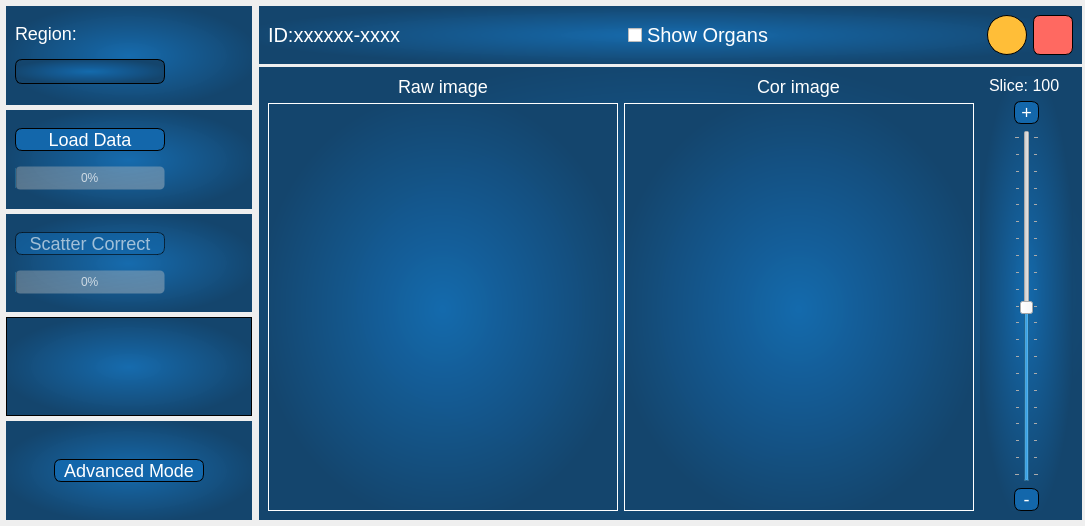
This is BachelorProjekt/mainwindow.ui in ChristianThingKnudsen/BachelorProject as Qt 5 draws it before an edit. The edited form follows.
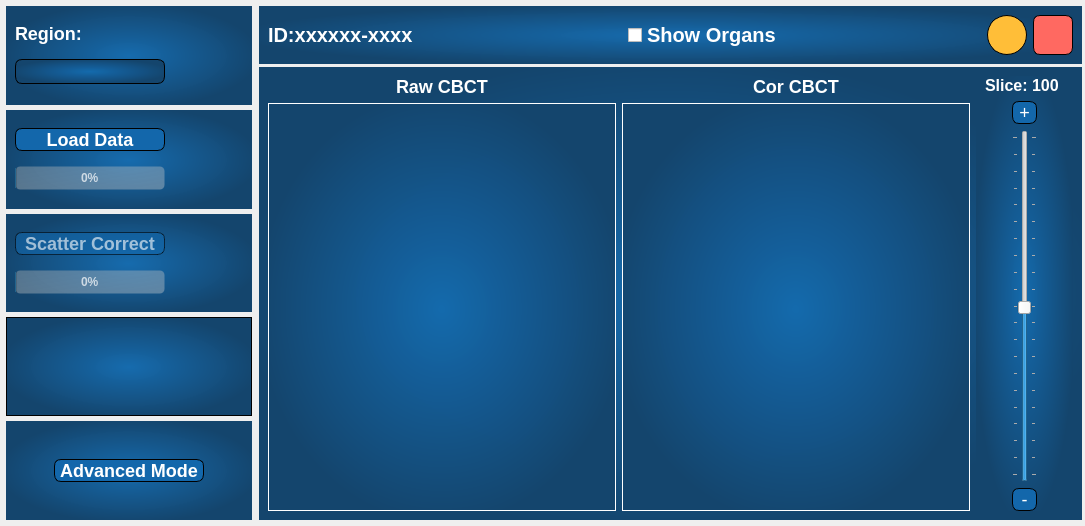
This is the edited form. Icons and pictures are not drawn. Custom widgets are drawn as their Qt base class.

Patch:
```diff
--- a/BachelorProjekt/mainwindow.ui
+++ b/BachelorProjekt/mainwindow.ui
@@ -58,6 +58,7 @@
          <property name="styleSheet">
           <string notr="true">QLabel{
 	font-size: 20px;
+	font-weight: bold;
 	background-color: rgba(0,0,0,0%)
 }</string>
          </property>
@@ -71,6 +72,7 @@
          <property name="styleSheet">
           <string notr="true">QCheckBox{
 	font-size: 20px;
+	font-weight: bold;
 	color: #ffffff;
 }</string>
          </property>
@@ -226,6 +228,7 @@
             <property name="styleSheet">
              <string notr="true">QLabel{
 	font-size: 18px;
+	font-weight: bold;
 	color:#ffffff;
 	background-color: rgba(0,0,0,0%)
 }</string>
@@ -302,6 +305,7 @@
             <property name="styleSheet">
              <string notr="true">QPushButton{
 	background-color: #1367AB;
+	font-weight: bold;
 	color: #ffffff;
 	font-size: 18px;
 	border-width: 1.4px;
@@ -330,6 +334,7 @@
             <property name="styleSheet">
              <string notr="true">QProgressBar{
 border: 1px solid transparent;
+font-weight: bold;
 text-align: center;
 color:rgba(255,255,255,70%);
 border-radius: 5px;
@@ -358,19 +363,30 @@
             <colorrole role="WindowText">
              <brush brushstyle="SolidPattern">
               <color alpha="255">
-               <red>0</red>
-               <green>0</green>
-               <blue>0</blue>
+               <red>255</red>
+               <green>255</green>
+               <blue>255</blue>
               </color>
              </brush>
             </colorrole>
             <colorrole role="Button">
-             <brush brushstyle="SolidPattern">
-              <color alpha="255">
-               <red>255</red>
-               <green>255</green>
-               <blue>255</blue>
-              </color>
+             <brush brushstyle="RadialGradientPattern">
+              <gradient centralx="0.500000000000000" centraly="0.500000000000000" focalx="0.499000000000000" focaly="0.505682000000000" radius="0.700000000000000" type="RadialGradient" spread="ReflectSpread" coordinatemode="ObjectBoundingMode">
+               <gradientstop position="0.000000000000000">
+                <color alpha="253">
+                 <red>20</red>
+                 <green>106</green>
+                 <blue>173</blue>
+                </color>
+               </gradientstop>
+               <gradientstop position="0.756757000000000">
+                <color alpha="255">
+                 <red>20</red>
+                 <green>69</green>
+                 <blue>109</blue>
+                </color>
+               </gradientstop>
+              </gradient>
              </brush>
             </colorrole>
             <colorrole role="Light">
@@ -412,9 +428,9 @@
             <colorrole role="Text">
              <brush brushstyle="SolidPattern">
               <color alpha="255">
-               <red>0</red>
-               <green>0</green>
-               <blue>0</blue>
+               <red>255</red>
+               <green>255</green>
+               <blue>255</blue>
               </color>
              </brush>
             </colorrole>
@@ -430,28 +446,50 @@
             <colorrole role="ButtonText">
              <brush brushstyle="SolidPattern">
               <color alpha="255">
-               <red>0</red>
-               <green>0</green>
-               <blue>0</blue>
+               <red>255</red>
+               <green>255</green>
+               <blue>255</blue>
               </color>
              </brush>
             </colorrole>
             <colorrole role="Base">
-             <brush brushstyle="SolidPattern">
-              <color alpha="255">
-               <red>255</red>
-               <green>255</green>
-               <blue>255</blue>
-              </color>
+             <brush brushstyle="RadialGradientPattern">
+              <gradient centralx="0.500000000000000" centraly="0.500000000000000" focalx="0.499000000000000" focaly="0.505682000000000" radius="0.700000000000000" type="RadialGradient" spread="ReflectSpread" coordinatemode="ObjectBoundingMode">
+               <gradientstop position="0.000000000000000">
+                <color alpha="253">
+                 <red>20</red>
+                 <green>106</green>
+                 <blue>173</blue>
+                </color>
+               </gradientstop>
+               <gradientstop position="0.756757000000000">
+                <color alpha="255">
+                 <red>20</red>
+                 <green>69</green>
+                 <blue>109</blue>
+                </color>
+               </gradientstop>
+              </gradient>
              </brush>
             </colorrole>
             <colorrole role="Window">
-             <brush brushstyle="SolidPattern">
-              <color alpha="255">
-               <red>255</red>
-               <green>255</green>
-               <blue>255</blue>
-              </color>
+             <brush brushstyle="RadialGradientPattern">
+              <gradient centralx="0.500000000000000" centraly="0.500000000000000" focalx="0.499000000000000" focaly="0.505682000000000" radius="0.700000000000000" type="RadialGradient" spread="ReflectSpread" coordinatemode="ObjectBoundingMode">
+               <gradientstop position="0.000000000000000">
+                <color alpha="253">
+                 <red>20</red>
+                 <green>106</green>
+                 <blue>173</blue>
+                </color>
+               </gradientstop>
+               <gradientstop position="0.756757000000000">
+                <color alpha="255">
+                 <red>20</red>
+                 <green>69</green>
+                 <blue>109</blue>
+                </color>
+               </gradientstop>
+              </gradient>
              </brush>
             </colorrole>
             <colorrole role="Shadow">
@@ -504,19 +542,30 @@
             <colorrole role="WindowText">
              <brush brushstyle="SolidPattern">
               <color alpha="255">
-               <red>0</red>
-               <green>0</green>
-               <blue>0</blue>
+               <red>255</red>
+               <green>255</green>
+               <blue>255</blue>
               </color>
              </brush>
             </colorrole>
             <colorrole role="Button">
-             <brush brushstyle="SolidPattern">
-              <color alpha="255">
-               <red>255</red>
-               <green>255</green>
-               <blue>255</blue>
-              </color>
+             <brush brushstyle="RadialGradientPattern">
+              <gradient centralx="0.500000000000000" centraly="0.500000000000000" focalx="0.499000000000000" focaly="0.505682000000000" radius="0.700000000000000" type="RadialGradient" spread="ReflectSpread" coordinatemode="ObjectBoundingMode">
+               <gradientstop position="0.000000000000000">
+                <color alpha="253">
+                 <red>20</red>
+                 <green>106</green>
+                 <blue>173</blue>
+                </color>
+               </gradientstop>
+               <gradientstop position="0.756757000000000">
+                <color alpha="255">
+                 <red>20</red>
+                 <green>69</green>
+                 <blue>109</blue>
+                </color>
+               </gradientstop>
+              </gradient>
              </brush>
             </colorrole>
             <colorrole role="Light">
@@ -558,9 +607,9 @@
             <colorrole role="Text">
              <brush brushstyle="SolidPattern">
               <color alpha="255">
-               <red>0</red>
-               <green>0</green>
-               <blue>0</blue>
+               <red>255</red>
+               <green>255</green>
+               <blue>255</blue>
               </color>
              </brush>
             </colorrole>
@@ -576,28 +625,50 @@
             <colorrole role="ButtonText">
              <brush brushstyle="SolidPattern">
               <color alpha="255">
-               <red>0</red>
-               <green>0</green>
-               <blue>0</blue>
+               <red>255</red>
+               <green>255</green>
+               <blue>255</blue>
               </color>
              </brush>
             </colorrole>
             <colorrole role="Base">
-             <brush brushstyle="SolidPattern">
-              <color alpha="255">
-               <red>255</red>
-               <green>255</green>
-               <blue>255</blue>
-              </color>
+             <brush brushstyle="RadialGradientPattern">
+              <gradient centralx="0.500000000000000" centraly="0.500000000000000" focalx="0.499000000000000" focaly="0.505682000000000" radius="0.700000000000000" type="RadialGradient" spread="ReflectSpread" coordinatemode="ObjectBoundingMode">
+               <gradientstop position="0.000000000000000">
+                <color alpha="253">
+                 <red>20</red>
+                 <green>106</green>
+                 <blue>173</blue>
+                </color>
+               </gradientstop>
+               <gradientstop position="0.756757000000000">
+                <color alpha="255">
+                 <red>20</red>
+                 <green>69</green>
+                 <blue>109</blue>
+                </color>
+               </gradientstop>
+              </gradient>
              </brush>
             </colorrole>
             <colorrole role="Window">
-             <brush brushstyle="SolidPattern">
-              <color alpha="255">
-               <red>255</red>
-               <green>255</green>
-               <blue>255</blue>
-              </color>
+             <brush brushstyle="RadialGradientPattern">
+              <gradient centralx="0.500000000000000" centraly="0.500000000000000" focalx="0.499000000000000" focaly="0.505682000000000" radius="0.700000000000000" type="RadialGradient" spread="ReflectSpread" coordinatemode="ObjectBoundingMode">
+               <gradientstop position="0.000000000000000">
+                <color alpha="253">
+                 <red>20</red>
+                 <green>106</green>
+                 <blue>173</blue>
+                </color>
+               </gradientstop>
+               <gradientstop position="0.756757000000000">
+                <color alpha="255">
+                 <red>20</red>
+                 <green>69</green>
+                 <blue>109</blue>
+                </color>
+               </gradientstop>
+              </gradient>
              </brush>
             </colorrole>
             <colorrole role="Shadow">
@@ -650,19 +721,30 @@
             <colorrole role="WindowText">
              <brush brushstyle="SolidPattern">
               <color alpha="255">
-               <red>127</red>
-               <green>127</green>
-               <blue>127</blue>
+               <red>255</red>
+               <green>255</green>
+               <blue>255</blue>
               </color>
              </brush>
             </colorrole>
             <colorrole role="Button">
-             <brush brushstyle="SolidPattern">
-              <color alpha="255">
-               <red>255</red>
-               <green>255</green>
-               <blue>255</blue>
-              </color>
+             <brush brushstyle="RadialGradientPattern">
+              <gradient centralx="0.500000000000000" centraly="0.500000000000000" focalx="0.499000000000000" focaly="0.505682000000000" radius="0.700000000000000" type="RadialGradient" spread="ReflectSpread" coordinatemode="ObjectBoundingMode">
+               <gradientstop position="0.000000000000000">
+                <color alpha="253">
+                 <red>20</red>
+                 <green>106</green>
+                 <blue>173</blue>
+                </color>
+               </gradientstop>
+               <gradientstop position="0.756757000000000">
+                <color alpha="255">
+                 <red>20</red>
+                 <green>69</green>
+                 <blue>109</blue>
+                </color>
+               </gradientstop>
+              </gradient>
              </brush>
             </colorrole>
             <colorrole role="Light">
@@ -704,9 +786,9 @@
             <colorrole role="Text">
              <brush brushstyle="SolidPattern">
               <color alpha="255">
-               <red>127</red>
-               <green>127</green>
-               <blue>127</blue>
+               <red>255</red>
+               <green>255</green>
+               <blue>255</blue>
               </color>
              </brush>
             </colorrole>
@@ -722,28 +804,50 @@
             <colorrole role="ButtonText">
              <brush brushstyle="SolidPattern">
               <color alpha="255">
-               <red>127</red>
-               <green>127</green>
-               <blue>127</blue>
+               <red>255</red>
+               <green>255</green>
+               <blue>255</blue>
               </color>
              </brush>
             </colorrole>
             <colorrole role="Base">
-             <brush brushstyle="SolidPattern">
-              <color alpha="255">
-               <red>255</red>
-               <green>255</green>
-               <blue>255</blue>
-              </color>
+             <brush brushstyle="RadialGradientPattern">
+              <gradient centralx="0.500000000000000" centraly="0.500000000000000" focalx="0.499000000000000" focaly="0.505682000000000" radius="0.700000000000000" type="RadialGradient" spread="ReflectSpread" coordinatemode="ObjectBoundingMode">
+               <gradientstop position="0.000000000000000">
+                <color alpha="253">
+                 <red>20</red>
+                 <green>106</green>
+                 <blue>173</blue>
+                </color>
+               </gradientstop>
+               <gradientstop position="0.756757000000000">
+                <color alpha="255">
+                 <red>20</red>
+                 <green>69</green>
+                 <blue>109</blue>
+                </color>
+               </gradientstop>
+              </gradient>
              </brush>
             </colorrole>
             <colorrole role="Window">
-             <brush brushstyle="SolidPattern">
-              <color alpha="255">
-               <red>255</red>
-               <green>255</green>
-               <blue>255</blue>
-              </color>
+             <brush brushstyle="RadialGradientPattern">
+              <gradient centralx="0.500000000000000" centraly="0.500000000000000" focalx="0.499000000000000" focaly="0.505682000000000" radius="0.700000000000000" type="RadialGradient" spread="ReflectSpread" coordinatemode="ObjectBoundingMode">
+               <gradientstop position="0.000000000000000">
+                <color alpha="253">
+                 <red>20</red>
+                 <green>106</green>
+                 <blue>173</blue>
+                </color>
+               </gradientstop>
+               <gradientstop position="0.756757000000000">
+                <color alpha="255">
+                 <red>20</red>
+                 <green>69</green>
+                 <blue>109</blue>
+                </color>
+               </gradientstop>
+              </gradient>
              </brush>
             </colorrole>
             <colorrole role="Shadow">
@@ -815,6 +919,7 @@
             <property name="styleSheet">
              <string notr="true">QPushButton{
 	background-color: rgba(19,103,171,60%);
+	font-weight: bold;
 	color: rgba(255,255,255,60%);
 	font-size: 18px;
 	border-width: 1.4px;
@@ -1143,6 +1248,7 @@
             <property name="styleSheet">
              <string notr="true">QProgressBar{
 border: 1px solid transparent;
+font-weight: bold;
 text-align: center;
 color:rgba(255,255,255,70%);
 border-radius: 5px;
@@ -1196,6 +1302,7 @@
             <property name="styleSheet">
              <string notr="true">QPushButton{
 	background-color: #1367AB;
+	font-weight: bold;
 	color: #ffffff;
 	font-size: 18px;
 	border-width: 1.4px;
@@ -1243,12 +1350,13 @@
            <property name="styleSheet">
             <string notr="true">QLabel{
 	font-size: 18px;
+	font-weight: bold;
 	color:#ffffff;
 	background-color: rgba(0,0,0,0%)
 }</string>
            </property>
            <property name="text">
-            <string>Cor image</string>
+            <string>Cor CBCT</string>
            </property>
           </widget>
          </item>
@@ -1292,12 +1400,13 @@
            <property name="styleSheet">
             <string notr="true">QLabel{
 	font-size: 18px;
+	font-weight: bold;
 	color:#ffffff;
 	background-color: rgba(0,0,0,0%)
 }</string>
            </property>
            <property name="text">
-            <string>Raw image</string>
+            <string>Raw CBCT</string>
            </property>
           </widget>
          </item>
@@ -1367,6 +1476,7 @@
                 <property name="styleSheet">
                  <string notr="true">QLabel{
 	font-size: 16px;
+	font-weight: bold;
 	color:#ffffff;
 	background-color: rgba(0,0,0,0%)
 }</string>
```
Left out of the diff: 6 changed lines with no effect on the pictures.
